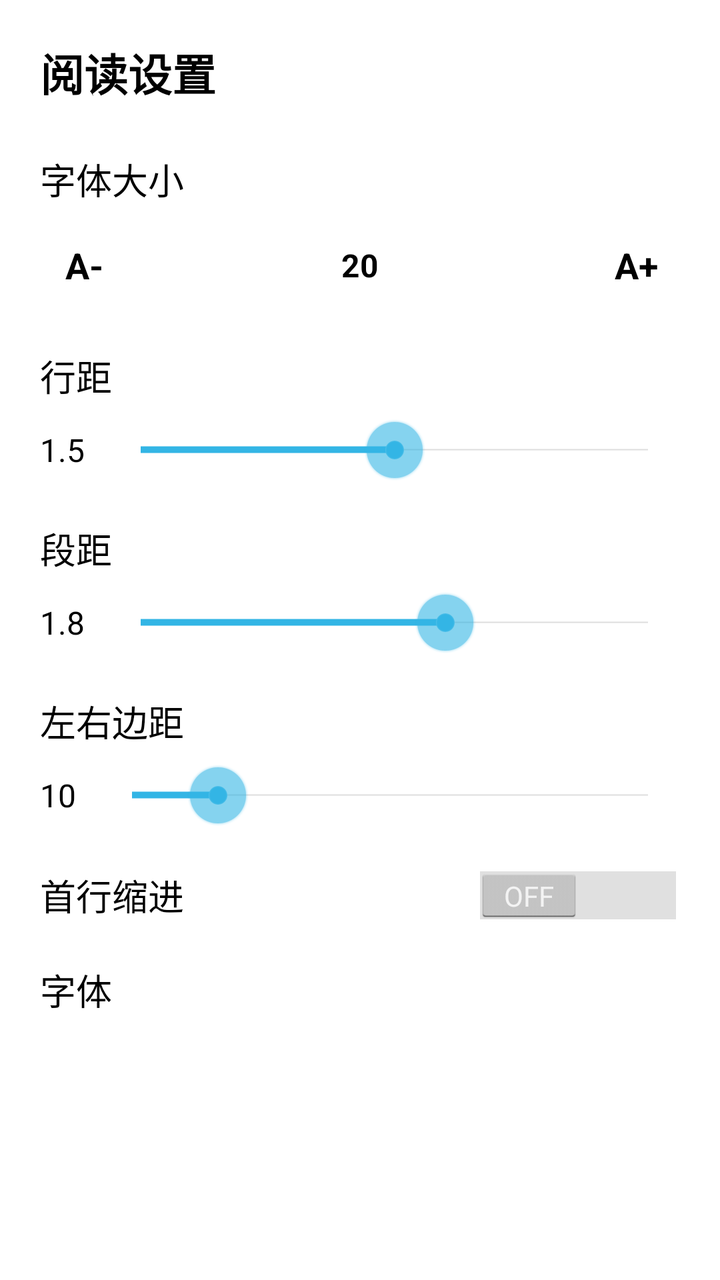
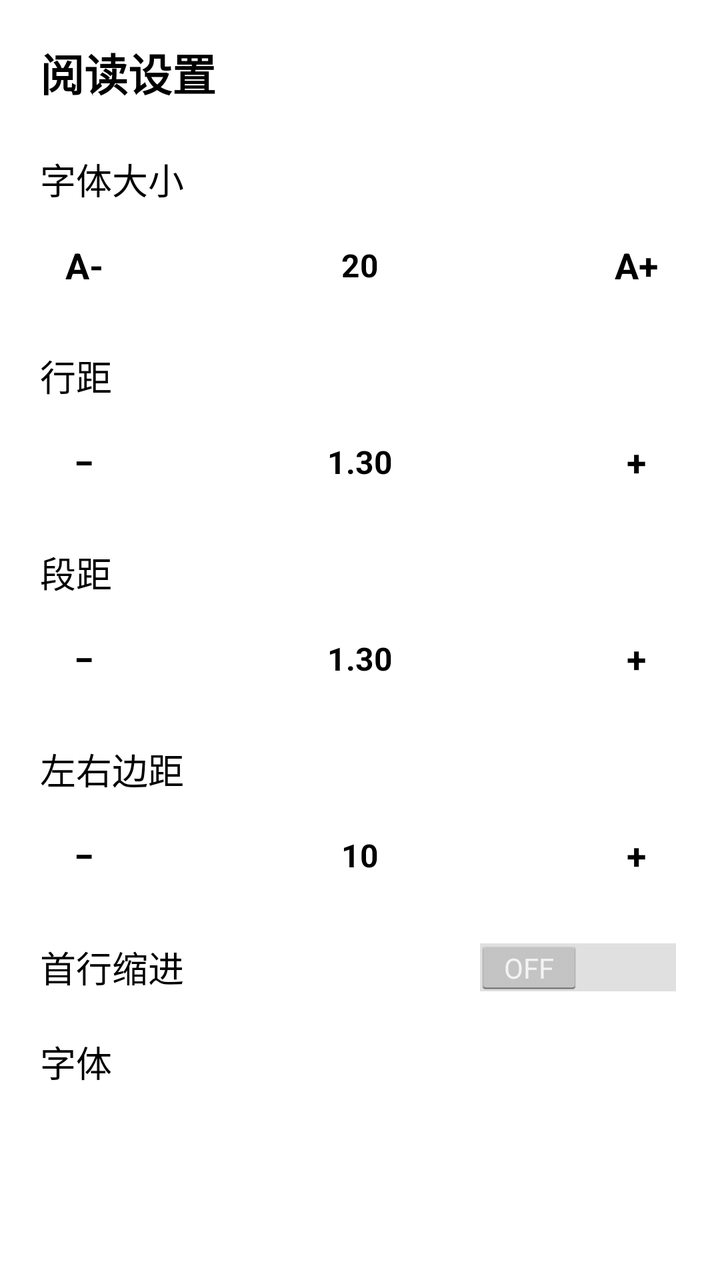

Compare the two renders of this Android layout. The source of the first and the diff that turns it into the second are given below.
<!-- AndroidManifest.xml: application theme AppTheme -->
<!-- res/layout/activity_settings.xml -->
<?xml version="1.0" encoding="utf-8"?>
<ScrollView xmlns:android="http://schemas.android.com/apk/res/android"
    android:layout_width="match_parent"
    android:layout_height="match_parent"
    android:fillViewport="true"
    android:background="@android:color/white">

    <LinearLayout
        android:layout_width="match_parent"
        android:layout_height="wrap_content"
        android:orientation="vertical"
        android:padding="20dp">

    <TextView android:layout_width="wrap_content" android:layout_height="wrap_content"
        android:text="阅读设置" android:textColor="@android:color/black"
        android:textSize="22sp" android:textStyle="bold"
        android:layout_marginBottom="24dp" />

    
    <TextView android:layout_width="wrap_content" android:layout_height="wrap_content"
        android:text="字体大小" android:textColor="@android:color/black"
        android:textSize="18sp" android:layout_marginBottom="8dp" />
    <LinearLayout android:layout_width="match_parent" android:layout_height="wrap_content"
        android:orientation="horizontal" android:gravity="center_vertical"
        android:layout_marginBottom="20dp">
        <TextView android:id="@+id/btn_font_minus"
            android:layout_width="44dp" android:layout_height="44dp"
            android:text="A-" android:textColor="@android:color/black"
            android:textSize="18sp" android:textStyle="bold"
            android:gravity="center" android:background="#FFFFFF"
            android:clickable="true" />
        <TextView android:id="@+id/label_text_size"
            android:layout_width="0dp" android:layout_height="wrap_content"
            android:layout_weight="1" android:gravity="center"
            android:text="20" android:textColor="@android:color/black"
            android:textSize="16sp" android:textStyle="bold"
            android:paddingLeft="10dp" android:paddingRight="10dp" />
        <TextView android:id="@+id/btn_font_plus"
            android:layout_width="44dp" android:layout_height="44dp"
            android:text="A+" android:textColor="@android:color/black"
            android:textSize="18sp" android:textStyle="bold"
            android:gravity="center" android:background="#FFFFFF"
            android:clickable="true" />
    </LinearLayout>

    
    <TextView android:layout_width="wrap_content" android:layout_height="wrap_content"
        android:text="行距" android:textColor="@android:color/black"
        android:textSize="18sp" android:layout_marginBottom="8dp" />
    <LinearLayout android:layout_width="match_parent" android:layout_height="wrap_content"
        android:orientation="horizontal" android:gravity="center_vertical"
        android:layout_marginBottom="20dp">
        <TextView android:id="@+id/label_line_spacing"
            android:layout_width="wrap_content" android:layout_height="wrap_content"
            android:text="1.5" android:textColor="@android:color/black"
            android:textSize="16sp" android:layout_marginRight="12dp" />
        <SeekBar android:id="@+id/seek_line_spacing"
            android:layout_width="0dp" android:layout_height="wrap_content"
            android:layout_weight="1" android:max="30" android:progress="15" />
    </LinearLayout>

    
    <TextView android:layout_width="wrap_content" android:layout_height="wrap_content"
        android:text="段距" android:textColor="@android:color/black"
        android:textSize="18sp" android:layout_marginBottom="8dp" />
    <LinearLayout android:layout_width="match_parent" android:layout_height="wrap_content"
        android:orientation="horizontal" android:gravity="center_vertical"
        android:layout_marginBottom="20dp">
        <TextView android:id="@+id/label_para_spacing"
            android:layout_width="wrap_content" android:layout_height="wrap_content"
            android:text="1.8" android:textColor="@android:color/black"
            android:textSize="16sp" android:layout_marginRight="12dp" />
        <SeekBar android:id="@+id/seek_para_spacing"
            android:layout_width="0dp" android:layout_height="wrap_content"
            android:layout_weight="1" android:max="30" android:progress="18" />
    </LinearLayout>

    
        <TextView android:layout_width="wrap_content" android:layout_height="wrap_content"
            android:text="左右边距" android:textColor="@android:color/black"
            android:textSize="18sp" android:layout_marginBottom="8dp" />
        <LinearLayout android:layout_width="match_parent" android:layout_height="wrap_content"
            android:orientation="horizontal" android:gravity="center_vertical"
            android:layout_marginBottom="20dp">
            <TextView android:id="@+id/label_horizontal_margin"
                android:layout_width="wrap_content" android:layout_height="wrap_content"
                android:text="10" android:textColor="@android:color/black"
                android:textSize="16sp" android:layout_marginRight="12dp" />
            <SeekBar android:id="@+id/seek_horizontal_margin"
                android:layout_width="0dp" android:layout_height="wrap_content"
                android:layout_weight="1" android:max="60" android:progress="10" />
        </LinearLayout>

        
        <LinearLayout android:layout_width="match_parent" android:layout_height="wrap_content"
            android:orientation="horizontal" android:gravity="center_vertical"
            android:layout_marginBottom="20dp">
            <TextView android:layout_width="0dp" android:layout_height="wrap_content"
                android:layout_weight="1"
                android:text="首行缩进" android:textColor="@android:color/black"
                android:textSize="18sp" />
            <Switch android:id="@+id/switch_first_line_indent"
                android:layout_width="wrap_content" android:layout_height="wrap_content"
                android:checked="false" />
        </LinearLayout>

        
    <TextView android:layout_width="wrap_content" android:layout_height="wrap_content"
        android:text="字体" android:textColor="@android:color/black"
        android:textSize="18sp" android:layout_marginBottom="8dp" />
    <ListView android:id="@+id/font_list"
        android:layout_width="match_parent" android:layout_height="0dp"
        android:layout_weight="1"
        android:divider="@android:color/black"
        android:dividerHeight="1dp" />

    </LinearLayout>

</ScrollView>
<!-- resources referenced by this layout -->
<resources>
  <style name="AppTheme" parent="@android:style/Theme.Holo.Light.NoActionBar">
          <item name="android:windowBackground">@android:color/white</item>
          <item name="android:textColor">@android:color/black</item>
          <item name="android:windowNoTitle">true</item>
          <item name="android:windowFullscreen">true</item>
      </style>
</resources>

<!-- the commit's change to res/layout/activity_settings.xml (unified diff, before → after) -->
@@ -50,13 +50,26 @@
     <LinearLayout android:layout_width="match_parent" android:layout_height="wrap_content"
         android:orientation="horizontal" android:gravity="center_vertical"
         android:layout_marginBottom="20dp">
+        <TextView
+            android:id="@+id/btn_line_minus"
+            android:layout_width="44dp" android:layout_height="44dp"
+            android:text="−" android:textColor="@android:color/black"
+            android:textSize="18sp" android:textStyle="bold"
+            android:gravity="center" android:background="#FFFFFF"
+            android:clickable="true" />
         <TextView android:id="@+id/label_line_spacing"
-            android:layout_width="wrap_content" android:layout_height="wrap_content"
-            android:text="1.5" android:textColor="@android:color/black"
-            android:textSize="16sp" android:layout_marginRight="12dp" />
-        <SeekBar android:id="@+id/seek_line_spacing"
             android:layout_width="0dp" android:layout_height="wrap_content"
-            android:layout_weight="1" android:max="30" android:progress="15" />
+            android:layout_weight="1" android:gravity="center"
+            android:text="1.30" android:textColor="@android:color/black"
+            android:textSize="16sp" android:textStyle="bold"
+            android:paddingLeft="10dp" android:paddingRight="10dp" />
+        <TextView
+            android:id="@+id/btn_line_plus"
+            android:layout_width="44dp" android:layout_height="44dp"
+            android:text="+" android:textColor="@android:color/black"
+            android:textSize="18sp" android:textStyle="bold"
+            android:gravity="center" android:background="#FFFFFF"
+            android:clickable="true" />
     </LinearLayout>
 
     
@@ -66,30 +79,56 @@
     <LinearLayout android:layout_width="match_parent" android:layout_height="wrap_content"
         android:orientation="horizontal" android:gravity="center_vertical"
         android:layout_marginBottom="20dp">
+        <TextView
+            android:id="@+id/btn_para_minus"
+            android:layout_width="44dp" android:layout_height="44dp"
+            android:text="−" android:textColor="@android:color/black"
+            android:textSize="18sp" android:textStyle="bold"
+            android:gravity="center" android:background="#FFFFFF"
+            android:clickable="true" />
         <TextView android:id="@+id/label_para_spacing"
-            android:layout_width="wrap_content" android:layout_height="wrap_content"
-            android:text="1.8" android:textColor="@android:color/black"
-            android:textSize="16sp" android:layout_marginRight="12dp" />
-        <SeekBar android:id="@+id/seek_para_spacing"
             android:layout_width="0dp" android:layout_height="wrap_content"
-            android:layout_weight="1" android:max="30" android:progress="18" />
+            android:layout_weight="1" android:gravity="center"
+            android:text="1.30" android:textColor="@android:color/black"
+            android:textSize="16sp" android:textStyle="bold"
+            android:paddingLeft="10dp" android:paddingRight="10dp" />
+        <TextView
+            android:id="@+id/btn_para_plus"
+            android:layout_width="44dp" android:layout_height="44dp"
+            android:text="+" android:textColor="@android:color/black"
+            android:textSize="18sp" android:textStyle="bold"
+            android:gravity="center" android:background="#FFFFFF"
+            android:clickable="true" />
     </LinearLayout>
 
     
-        <TextView android:layout_width="wrap_content" android:layout_height="wrap_content"
-            android:text="左右边距" android:textColor="@android:color/black"
-            android:textSize="18sp" android:layout_marginBottom="8dp" />
-        <LinearLayout android:layout_width="match_parent" android:layout_height="wrap_content"
-            android:orientation="horizontal" android:gravity="center_vertical"
-            android:layout_marginBottom="20dp">
-            <TextView android:id="@+id/label_horizontal_margin"
-                android:layout_width="wrap_content" android:layout_height="wrap_content"
-                android:text="10" android:textColor="@android:color/black"
-                android:textSize="16sp" android:layout_marginRight="12dp" />
-            <SeekBar android:id="@+id/seek_horizontal_margin"
-                android:layout_width="0dp" android:layout_height="wrap_content"
-                android:layout_weight="1" android:max="60" android:progress="10" />
-        </LinearLayout>
+    <TextView android:layout_width="wrap_content" android:layout_height="wrap_content"
+        android:text="左右边距" android:textColor="@android:color/black"
+        android:textSize="18sp" android:layout_marginBottom="8dp" />
+    <LinearLayout android:layout_width="match_parent" android:layout_height="wrap_content"
+        android:orientation="horizontal" android:gravity="center_vertical"
+        android:layout_marginBottom="20dp">
+        <TextView
+            android:id="@+id/btn_margin_minus"
+            android:layout_width="44dp" android:layout_height="44dp"
+            android:text="−" android:textColor="@android:color/black"
+            android:textSize="18sp" android:textStyle="bold"
+            android:gravity="center" android:background="#FFFFFF"
+            android:clickable="true" />
+        <TextView android:id="@+id/label_horizontal_margin"
+            android:layout_width="0dp" android:layout_height="wrap_content"
+            android:layout_weight="1" android:gravity="center"
+            android:text="10" android:textColor="@android:color/black"
+            android:textSize="16sp" android:textStyle="bold"
+            android:paddingLeft="10dp" android:paddingRight="10dp" />
+        <TextView
+            android:id="@+id/btn_margin_plus"
+            android:layout_width="44dp" android:layout_height="44dp"
+            android:text="+" android:textColor="@android:color/black"
+            android:textSize="18sp" android:textStyle="bold"
+            android:gravity="center" android:background="#FFFFFF"
+            android:clickable="true" />
+    </LinearLayout>
 
         
         <LinearLayout android:layout_width="match_parent" android:layout_height="wrap_content"
